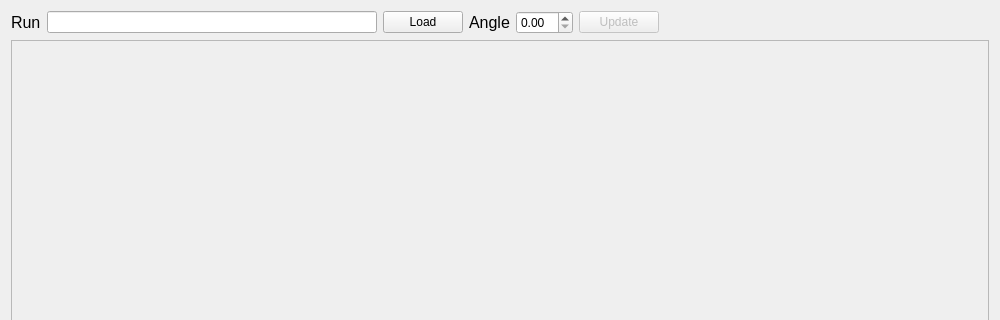
Qt form qt/scientific_interfaces/ISISReflectometry/GUI/Preview/PreviewWidget.ui (mantidproject/mantid) before a commit; both pictures show x 0 to 1000 and y 0 to 320 of the 1000 by 633 pixel window.
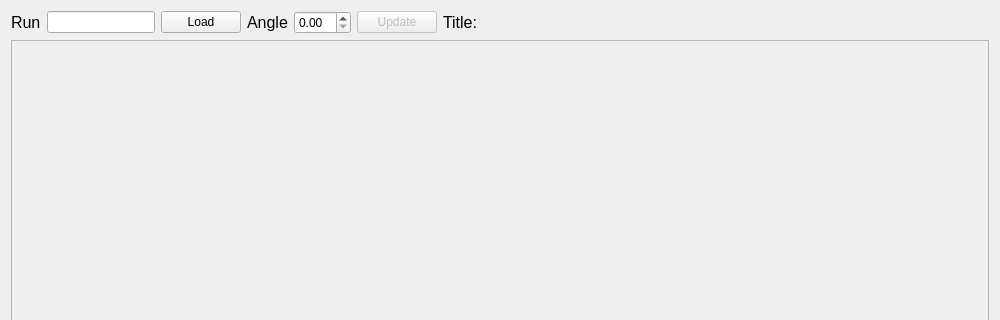
The same form after that commit.

Commit message: Display run title on preview tab

```diff
--- a/qt/scientific_interfaces/ISISReflectometry/GUI/Preview/PreviewWidget.ui
+++ b/qt/scientific_interfaces/ISISReflectometry/GUI/Preview/PreviewWidget.ui
@@ -41,7 +41,14 @@
       </widget>
      </item>
      <item>
-      <widget class="QLineEdit" name="workspace_line_edit"/>
+      <widget class="QLineEdit" name="workspace_line_edit">
+       <property name="sizePolicy">
+        <sizepolicy hsizetype="Minimum" vsizetype="Fixed">
+         <horstretch>0</horstretch>
+         <verstretch>0</verstretch>
+        </sizepolicy>
+       </property>
+      </widget>
      </item>
      <item>
       <widget class="QPushButton" name="load_button">
@@ -82,17 +89,35 @@
       </widget>
      </item>
      <item>
-      <spacer name="load_button_spacer">
-       <property name="orientation">
-        <enum>Qt::Horizontal</enum>
+      <widget class="QLabel" name="title_label">
+       <property name="sizePolicy">
+        <sizepolicy hsizetype="Minimum" vsizetype="Preferred">
+         <horstretch>0</horstretch>
+         <verstretch>0</verstretch>
+        </sizepolicy>
        </property>
-       <property name="sizeHint" stdset="0">
-        <size>
-         <width>40</width>
-         <height>20</height>
-        </size>
+       <property name="font">
+        <font>
+         <pointsize>12</pointsize>
+        </font>
        </property>
-      </spacer>
+       <property name="text">
+        <string>Title:</string>
+       </property>
+      </widget>
+     </item>
+     <item>
+      <widget class="QLabel" name="title_display_label">
+       <property name="sizePolicy">
+        <sizepolicy hsizetype="Expanding" vsizetype="Preferred">
+         <horstretch>0</horstretch>
+         <verstretch>0</verstretch>
+        </sizepolicy>
+       </property>
+       <property name="text">
+        <string/>
+       </property>
+      </widget>
      </item>
     </layout>
    </item>
```
Left out of the diff: 2 changed lines with no effect on the pictures. The commit also changes 6 other files.
